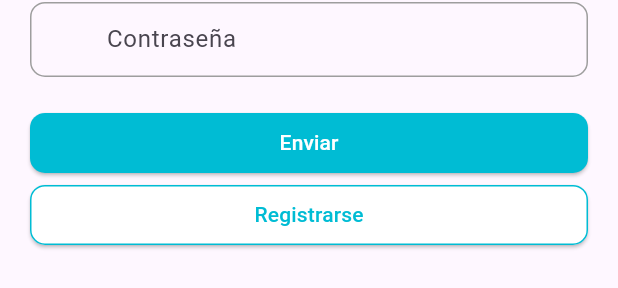
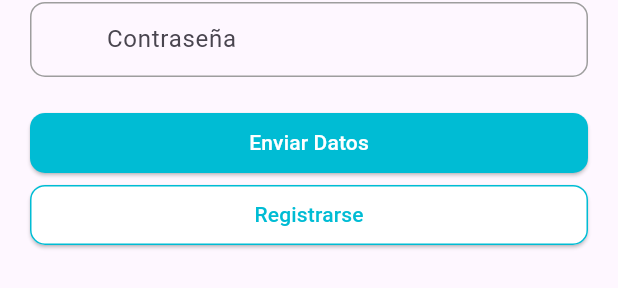
Before and after one commit to erickstam/DrugStoreFlutter, a Flutter app: what login() shows on an empty page, opened directly, on a phone screen of 412 x 824 dp. Shown: the part 745-1033 px from the top of the screen. Run offline on Flutter 3.47's test engine with Material 3 defaults, Android fonts, the phone set to English and light mode, and no system bars; our stand-ins replace google_maps_flutter; missing offline and left inert: dart:ffi; network calls fail.

Commit message:
Update login.dart
Se modifico titulo del boton

```diff
--- a/lib/widgets/login.dart
+++ b/lib/widgets/login.dart
@@ -78,7 +78,7 @@ class _loginState extends State<login> {
                     ),
                   ),
                 ),
-                child: Text('Enviar'),
+                child: Text('Enviar Datos'),
               ),
             ),
 
```
